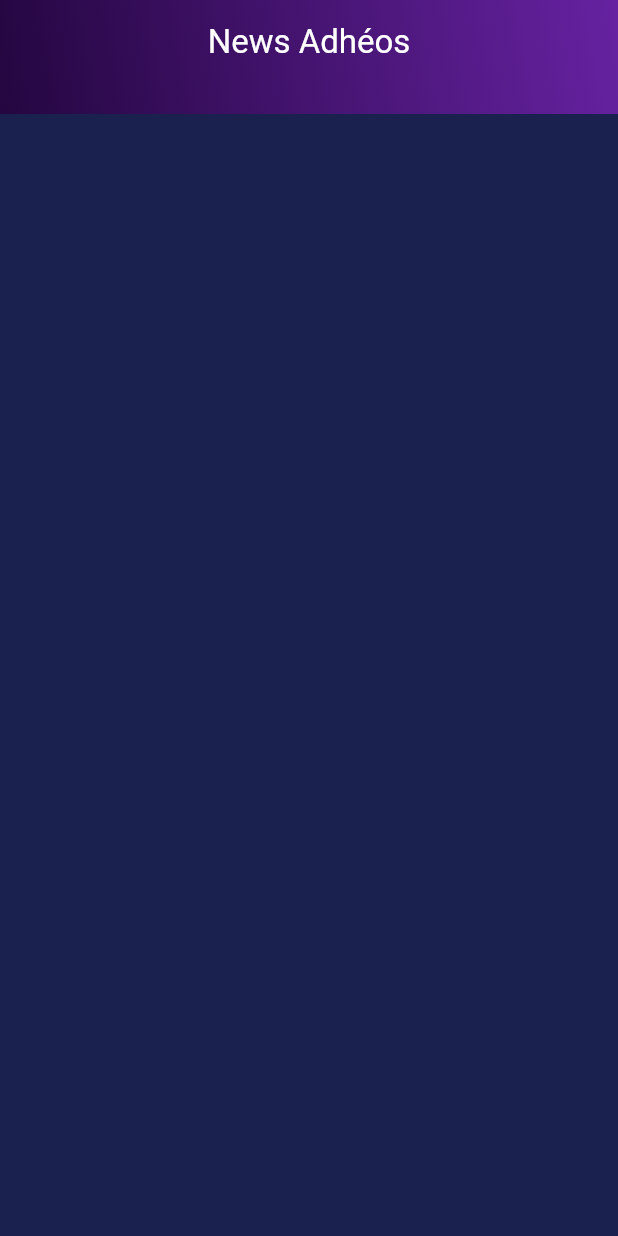
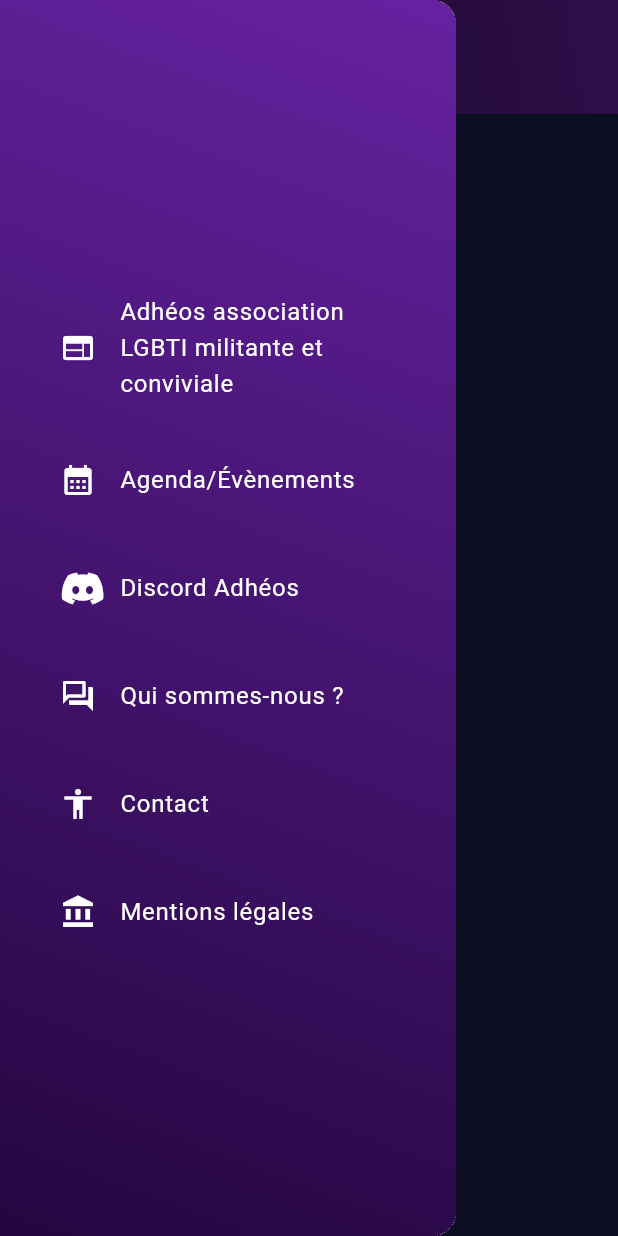
Before and after one commit to laTruffe79/AdheosMobileApp, a Flutter app: the MyHome screen opened by its route, with the side drawer open (before the commit the screen has no drawer), on a phone screen of 412 x 824 dp. Run offline on Flutter 3.47's test engine with Material 2 defaults, Android fonts, the phone set to English and light mode, and no system bars; drawn by our look-alikes of liquid_pull_to_refresh; our stand-ins replace flutter_svg, font_awesome_flutter, google_fonts, page_transition, share_plus; missing offline and left inert: xml2json; network calls fail.

Commit message:
V1.1 : features: - Add a menu on my_home.dart

```diff
--- a/lib/activities/my_home.dart
+++ b/lib/activities/my_home.dart
@@ -10,6 +10,8 @@ import 'display_news.dart';
 import 'package:adheos/models/Article.dart';
 import 'package:liquid_pull_to_refresh/liquid_pull_to_refresh.dart';
 import 'package:flutter/services.dart';
+import 'package:adheos/ui/menu.dart' as MyNavigationDrawer;
+import 'package:page_transition/page_transition.dart';
 
 class MyHome extends StatefulWidget {
   const MyHome({Key? key}) : super(key: key);
@@ -74,13 +76,11 @@ class _MyHomeState extends State<MyHome> {
     return Scaffold(
         extendBodyBehindAppBar: true,
         backgroundColor: const Color.fromRGBO(27, 33, 78, 1.0),
+        drawer: MyNavigationDrawer.NavigationDrawer(),
         appBar: AppBar(
+          iconTheme: IconThemeData(color: Colors.white),
           forceMaterialTransparency: true,
-          leading: const SizedBox.shrink(),
-          // Remove the back arrow icon
           centerTitle: true,
-          //backgroundColor: Theme.of(context).colorScheme.primary,
-          //backgroundColor: Theme.of(context).colorScheme.primary,
           title: const Text(
             "News Adhéos",
             style: TextStyle(
@@ -153,14 +153,23 @@ class _MyHomeState extends State<MyHome> {
     //print("article : $article.toString()");
     return GestureDetector(
       onTap: () {
+        //Navigator.pop(context);
         Navigator.push(
           context,
-          MaterialPageRoute(
+          /*MaterialPageRoute(
             builder: (context) => DisplayNews(
               key: Key("news $index.toString()"),
               article: article,
             ),
-          ),
+          ),*/
+          PageTransition(
+              child: DisplayNews(
+                key: Key("news $index.toString()"),
+                article: article,
+              ),
+              type: PageTransitionType.rightToLeft,
+              isIos: true,
+          )
         );
       },
       child: Column(
--- a/lib/main.dart
+++ b/lib/main.dart
@@ -38,7 +38,9 @@ class MyApp extends StatelessWidget {
       routes: {
         //'/': (context) => const MyHomePage(title: appName),
         '/myHome': (context) => const MyHome(),
+
       },
+
       home: const MyHomePage(title: appName),
     );
   }
--- /dev/null
+++ b/lib/ui/menu.dart
@@ -0,0 +1,103 @@
+import 'package:flutter/material.dart';
+import 'package:flutter/services.dart';
+import 'package:url_launcher/url_launcher.dart';
+import 'package:font_awesome_flutter/font_awesome_flutter.dart';
+
+class NavigationDrawer extends StatelessWidget {
+
+  const NavigationDrawer({super.key});
+
+  @override
+  Widget build(BuildContext context) {
+    return Drawer(
+      child:  Container(
+          decoration: const BoxDecoration(
+            gradient: LinearGradient(
+              begin: Alignment.bottomLeft,
+              end: Alignment.topRight,
+              colors: [
+                Color.fromRGBO(36, 6, 64, 1),
+                Color.fromRGBO(102, 34, 161, 1)
+              ],
+            ),
+          ),
+          child: Center(
+            child: SingleChildScrollView(
+              child: Column(
+                crossAxisAlignment: CrossAxisAlignment.stretch,
+                children: [
+                  buildHeader(context),
+                  buildMenuItems(context),
+                ],
+              ),
+            ),
+          )
+      )
+    );
+  }
+
+  Widget buildHeader(BuildContext context) => Container();
+
+  Widget buildMenuItems(BuildContext context) => Container(
+    padding: const EdgeInsets.all(24),
+    child: Wrap(
+      runSpacing: 16,
+      children: [
+        ListTile(
+          leading: const Icon(Icons.web,color: Colors.white,),
+          title: const Text('Adhéos association LGBTI militante et conviviale',style: TextStyle(color: Colors.white),),
+          onTap: () {
+            // close navigation drawer
+            //Navigator.pop(context);
+            Navigator.popUntil(context, ModalRoute.withName('/myHome'));
+            launchUrl(Uri.parse("https://www.adheos.org"));
+          }
+        ),ListTile(
+          leading: const Icon(Icons.calendar_month,color: Colors.white,),
+          title: const Text('Agenda/Évènements',style: TextStyle(color: Colors.white),),
+          onTap: () {
+            // close navigation drawer
+            //Navigator.pop(context);
+            Navigator.pop(context);
+            launchUrl(Uri.parse("https://www.adheos.org/evenements/"));
+          }
+        ),
+        ListTile(
+          leading:  Icon(FontAwesomeIcons.discord,color: Colors.white,),
+          title: const Text('Discord Adhéos',style: TextStyle(color: Colors.white),),
+          onTap: () {
+            // close navigation drawer
+            //Navigator.pop(context);
+            Navigator.pop(context);
+            launchUrl(Uri.parse("https://discord.gg/avNCXrGYp8"));
+          }
+        ),ListTile(
+          leading: const Icon(Icons.question_answer_outlined,color: Colors.white,),
+          title: const Text('Qui sommes-nous ?',style: TextStyle(color: Colors.white),),
+          onTap: () {
+            // close navigation drawer
+            //Navigator.pop(context);
+            Navigator.pop(context);
+            launchUrl(Uri.parse("https://www.adheos.org/presentation"));
+          }
+        ),
+        ListTile(
+          leading: const Icon(Icons.accessibility,color: Colors.white,),
+          title: const Text('Contact',style: TextStyle(color: Colors.white)),
+          onTap: () {
+            Navigator.pop(context);
+            launchUrl(Uri.parse("https://www.adheos.org/contact"));
+          } ,
+        ),
+        ListTile(
+          leading: const Icon(Icons.account_balance,color: Colors.white,),
+          title: const Text('Mentions légales',style: TextStyle(color: Colors.white)),
+          onTap: () {
+            Navigator.pop(context);
+            launchUrl(Uri.parse("https://www.adheos.org/mentions-legales"));
+          }
+        ),
+      ],
+    ),
+  );
+}
--- a/pubspec.yaml
+++ b/pubspec.yaml
@@ -38,6 +38,7 @@ dependencies:
   url_launcher: ^6.1.12
   font_awesome_flutter: ^10.5.0
   share_plus: ^7.1.0
+  page_transition: ^2.0.9
 
   flutter:
     sdk: flutter
```
Also changed, not shown: lib/activities/display_news.dart (+3 -17 lines), pubspec.lock.
